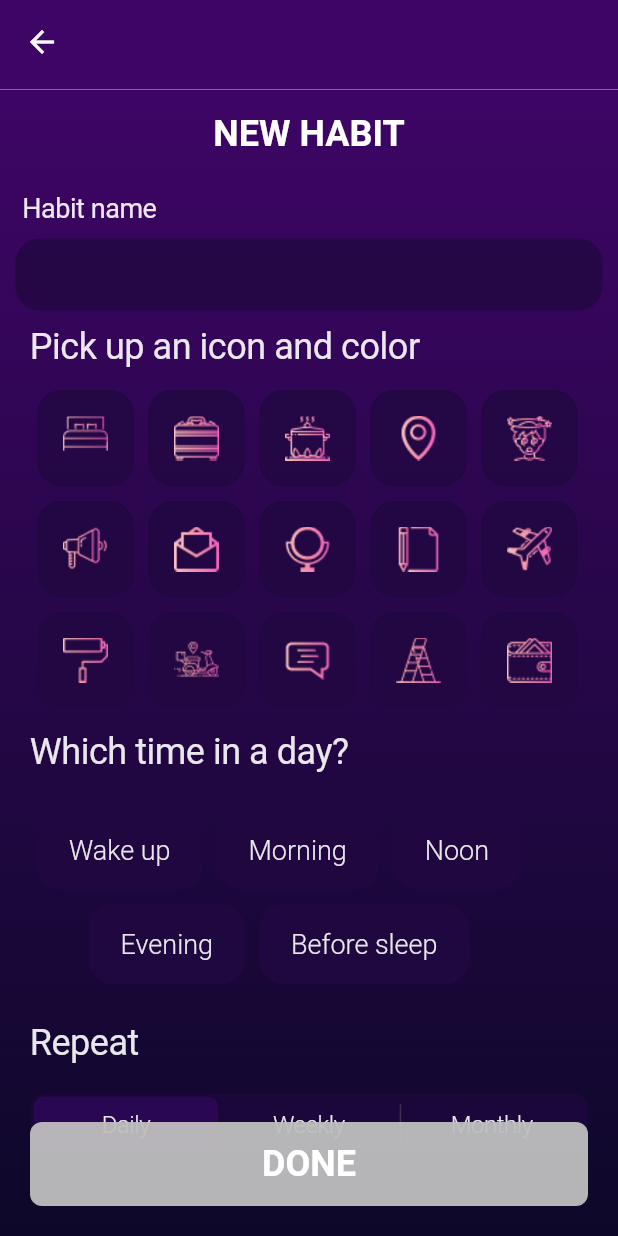
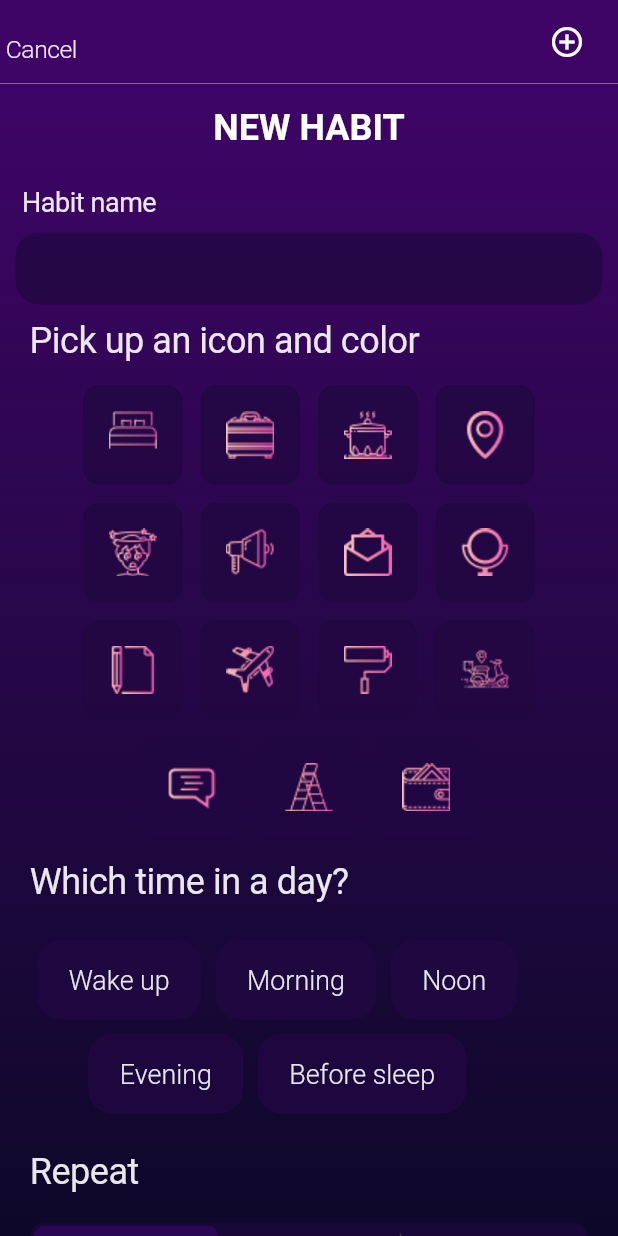
Before and after one commit to GhostuSs/daily_planner, a Flutter app: the AddHabitScreen screen opened by its route, after a tap on "Wake up", on a phone screen of 412 x 824 dp. Run offline on Flutter 3.47's test engine with Material 2 defaults, Android fonts, the phone set to English and light mode, and no system bars; our stand-ins replace flutter_rating_bar, page_transition, shared_preferences, table_calendar; accounts and stored records are empty; Roboto replaces fonts that are missing (JoseFinSans-Light, JosefinSans-Bold, JosefinSans-Light).

Commit message:
'edits V.2'

```diff
--- a/lib/presentation/components/cards/custom_habit_card.dart
+++ b/lib/presentation/components/cards/custom_habit_card.dart
@@ -8,16 +8,19 @@ class CustomHabitCard extends StatelessWidget{
   const CustomHabitCard({Key? key, required this.habit, required this.onTap,required this.isSelected}) : super(key: key);
   @override
   Widget build(BuildContext context) {
+    var height=MediaQuery.of(context).size.height;
+    var width=MediaQuery.of(context).size.width;
+    print('width $width');
     return Padding(
-      padding: const EdgeInsets.symmetric(horizontal: 5,vertical: 5),
+      padding: EdgeInsets.symmetric(horizontal: width>350 ? width*0.015 : width*0.01,vertical: width*0.015),
       child: InkWell(
         onTap: onTap,
         child: Container(
-          padding: const EdgeInsets.symmetric(horizontal: 16),
-          width: 64,
-          height: 64,
+          padding: EdgeInsets.symmetric(horizontal: 5),
+          width: height>895? height*0.07 : height*0.08,
+          height: height>895? height*0.07 : height*0.08,
           decoration: BoxDecoration(
-              borderRadius: BorderRadius.circular(16),
+              borderRadius: BorderRadius.circular(10),
               color: const Color(0xCC210741).withOpacity(0.8),
               border: Border.all(
                   color: isSelected
--- a/lib/presentation/components/cards/habit_card.dart
+++ b/lib/presentation/components/cards/habit_card.dart
@@ -9,14 +9,17 @@ class HabitCard extends StatelessWidget{
   HabitCard({Key? key, required this.onTap,required this.isSelected, required this.data}) : super(key: key);
   @override
   Widget build(BuildContext context) {
+    var height = MediaQuery.of(context).size.height;
+    var width = MediaQuery.of(context).size.width;
+    print(width);
     return Padding(
       padding: const EdgeInsets.symmetric(horizontal: 10,vertical: 5),
       child: InkWell(
         onTap: onTap,
         child: Container(
           padding: const EdgeInsets.symmetric(horizontal: 16),
-          width: 116,
-          height: 104,
+          width: width*0.28,
+          height: height*0.12,
           decoration: BoxDecoration(
               borderRadius: BorderRadius.circular(16),
               color: const Color(0xCC210741).withOpacity(0.8),
@@ -30,7 +33,7 @@ class HabitCard extends StatelessWidget{
             mainAxisAlignment: MainAxisAlignment.center,
             children: [
               Image.asset(imagePath+data.habit!+'.png',scale: 0.9,filterQuality: FilterQuality.high),
-              const SizedBox(height: 10),
+              SizedBox(height: height*0.01),
               Text(
                   reformatHabit(data),
                   textAlign: TextAlign.center,
@@ -38,7 +41,7 @@ class HabitCard extends StatelessWidget{
                       color: Colors.white.withOpacity(0.9),
                       fontWeight: FontWeight.w300,
                       fontFamily: 'JosefinSans-Thin',
-                      fontSize: 14.0
+                      fontSize: height*0.016
                   )
               )
             ],
--- a/lib/presentation/screens/home/add_custom_habit.dart
+++ b/lib/presentation/screens/home/add_custom_habit.dart
@@ -59,13 +59,48 @@ class _AddCustomHabitScreenState extends State<AddCustomHabitScreen> {
 
   @override
   Widget build(BuildContext context) {
+    var width = MediaQuery.of(context).size.width;
     return Scaffold(
-      appBar: const RawAppBar(title: ' ', addBtn: false, backBtn: true),
-      floatingActionButton: Container(
-        padding: const EdgeInsets.all(20),
-        child: DoneButton('DONE', _onPressed, isSelectedHabit),
-      ),
-      floatingActionButtonLocation: FloatingActionButtonLocation.centerDocked,
+      appBar: AppBar(
+        automaticallyImplyLeading: false,
+        leading: Padding(
+          padding: EdgeInsets.only(left: 4,top:10),
+          child: InkWell(
+            child:Row(children: [Text(
+              'Cancel',
+              style: TextStyle(
+                  fontSize:width*0.04,
+                  color: Colors.white.withOpacity(0.9),
+                  fontFamily: 'JosefinSans-Regular',
+                  fontWeight: FontWeight.w300,
+                  letterSpacing: -0.3
+              ),
+            )],),
+            onTap: ()=>Navigator.popAndPushNamed(context, '/'),
+          ),
+        ),
+        shape: Border(
+            bottom: BorderSide(color: textWhite.withOpacity(0.5), width: 0.5)),
+        centerTitle: true,
+        elevation: 0.0,
+        backgroundColor: basePurple,
+        actions: [
+          Padding(
+            padding: const EdgeInsets.only(right: 10),
+            child: IconButton(
+                splashColor: basePurple,
+                highlightColor: basePurple,
+                onPressed: (){},
+                icon: const Icon(
+                  Icons.add_circle_outline_outlined,
+                  color: textWhite,
+                  size: 24,
+                )
+
+            ),
+          )
+        ],
+      ),//const RawAppBar(title: '', addBtn: false, backBtn: true),
       body: Container(
         decoration: const BoxDecoration(gradient: customGradient),
         child: Column(
@@ -82,7 +117,7 @@ class _AddCustomHabitScreenState extends State<AddCustomHabitScreen> {
               ),
             ),
             Padding(
-              padding: EdgeInsets.symmetric(horizontal: 15, vertical: 10),
+              padding: EdgeInsets.symmetric(horizontal: width*0.036, vertical: 10),
               child: Row(
                 children: [
                   Text(
@@ -115,11 +150,10 @@ class _AddCustomHabitScreenState extends State<AddCustomHabitScreen> {
                       Visibility(
                           visible: context.read<PickUpHabits>().data.isNotEmpty,
                           child: Column(
-                            crossAxisAlignment: CrossAxisAlignment.start,
                             children: [
                               Row(
                                 children: [
-                                  const SizedBox(width: 20),
+                                  SizedBox(width: MediaQuery.of(context).size.width*0.048),
                                   Text(
                                     'Pick up an icon and color',
                                     style: TextStyle(
@@ -132,8 +166,8 @@ class _AddCustomHabitScreenState extends State<AddCustomHabitScreen> {
                                 ],
                               ),
                               Padding(
-                                padding: const EdgeInsets.symmetric(
-                                    horizontal: 20, vertical: 10),
+                                padding: EdgeInsets.symmetric(
+                                    horizontal: width*0.04, vertical: width*0.024),
                                 child: Wrap(
                                   crossAxisAlignment: WrapCrossAlignment.center,
                                   alignment: WrapAlignment.center,
@@ -148,7 +182,7 @@ class _AddCustomHabitScreenState extends State<AddCustomHabitScreen> {
                                           isSelectedHabit = List.generate(
                                               15, (index) => false);
                                           isSelectedHabit[i] =
-                                              !isSelectedHabit[i];
+                                          !isSelectedHabit[i];
                                         }),
                                         isSelected: isSelectedHabit[i],
                                       ),
@@ -259,7 +293,10 @@ class _AddCustomHabitScreenState extends State<AddCustomHabitScreen> {
                               )
                             ],
                           )),
-                      const SizedBox(height: 150)
+                      Container(
+                        padding: const EdgeInsets.all(20),
+                        child: DoneButton('DONE', _onPressed, isSelectedHabit)),
+                      const SizedBox(height:100)
                     ],
                   )
                 ],
@@ -312,12 +349,13 @@ class CustomHabitIcon extends StatelessWidget {
       {required this.isSelectedTime, required this.text, this.onTap});
   @override
   Widget build(BuildContext context) {
+    var width = MediaQuery.of(context).size.width;
     return Padding(
       padding: EdgeInsets.symmetric(horizontal: 5, vertical: 5),
       child: InkWell(
         onTap: onTap,
         child: Container(
-          padding: const EdgeInsets.symmetric(vertical: 15, horizontal: 20),
+          padding: EdgeInsets.symmetric(vertical: width*0.036, horizontal: width*0.048),
           decoration: BoxDecoration(
               color: const Color(0xCC210741).withOpacity(0.8),
               border: Border.all(
@@ -328,7 +366,7 @@ class CustomHabitIcon extends StatelessWidget {
           child: Text(text,
               style: TextStyle(
                   color: Colors.white.withOpacity(0.9),
-                  fontSize: 18,
+                  fontSize: width*0.0435,
                   fontWeight: FontWeight.w300,
                   fontFamily: 'JosefinSans-Light')),
         ),
--- a/lib/presentation/screens/home/add_habit.dart
+++ b/lib/presentation/screens/home/add_habit.dart
@@ -42,13 +42,10 @@ class _AddHabitScreenState extends State<AddHabitScreen> {
 
   @override
   Widget build(BuildContext context) {
+    var height = MediaQuery.of(context).size.height;
+    var width = MediaQuery.of(context).size.width;
     return Scaffold(
       appBar: const RawAppBar(title: ' ', addBtn: false,backBtn: true,),
-      floatingActionButton: Container(
-        padding: const EdgeInsets.all(20),
-        child: DoneButton('DONE', _onPressed, isSelected),
-      ),
-      floatingActionButtonLocation: FloatingActionButtonLocation.centerDocked,
       body: Container(
         decoration: const BoxDecoration(gradient: customGradient),
         child: context.read<PickUpHabits>().data.isNotEmpty
@@ -90,10 +87,10 @@ class _AddHabitScreenState extends State<AddHabitScreen> {
                                       onTap: ()=>Navigator.push(context, PageTransition(type: PageTransitionType.rightToLeft,child: const AddCustomHabitScreen())),
                                       label: 'Wake up',
                                     ),
-                                    Wrap(
-                                      crossAxisAlignment:
-                                          WrapCrossAlignment.center,
-                                      alignment: WrapAlignment.center,
+                                    Container(
+                                      height: height*0.15,
+                                      child: ListView(
+                                        scrollDirection: Axis.horizontal,
                                         children: [
                                           for (int i = 0; i < 3; i++)
                                             HabitCard(
@@ -104,6 +101,7 @@ class _AddHabitScreenState extends State<AddHabitScreen> {
                                               isSelected: isSelected[i],
                                             )
                                         ],
+                                      ),
                                     )
                                   ],
                                 )),
@@ -116,20 +114,19 @@ class _AddHabitScreenState extends State<AddHabitScreen> {
                                     label: 'Morning',
                                     onTap: ()=>Navigator.push(context, PageTransition(type: PageTransitionType.rightToLeft,child: const AddCustomHabitScreen())),
                                   ),
-                                  Wrap(
-                                    crossAxisAlignment:
-                                        WrapCrossAlignment.center,
-                                    alignment: WrapAlignment.center,
-                                    children: [
-                                      for (int i = 3; i < 6; i++)
+                                  Container(
+                                    height: height*0.15,
+                                    child: ListView(
+                                      scrollDirection: Axis.horizontal,
+                                      children: [for (int i = 3; i < 6; i++)
                                         HabitCard(
                                           data: context.read<PickUpHabits>().data[i],
                                           onTap: () => setState(() {
                                             isSelected[i] = !isSelected[i];
                                           }),
                                           isSelected: isSelected[i],
-                                        )
-                                    ],
+                                        )],
+                                    ),
                                   )
                                 ],
                               ),
@@ -143,10 +140,10 @@ class _AddHabitScreenState extends State<AddHabitScreen> {
                                     label: 'Noon',
                                     onTap: ()=>Navigator.push(context, PageTransition(type: PageTransitionType.rightToLeft,child: const AddCustomHabitScreen())),
                                   ),
-                                  Wrap(
-                                    crossAxisAlignment:
-                                        WrapCrossAlignment.center,
-                                    alignment: WrapAlignment.center,
+                                  Container(
+                                    height: height*0.15,
+                                    child: ListView(
+                                      scrollDirection: Axis.horizontal,
                                       children: [
                                         for (int i = 6; i <= 8; i++)
                                           HabitCard(
@@ -157,6 +154,7 @@ class _AddHabitScreenState extends State<AddHabitScreen> {
                                             isSelected: isSelected[i],
                                           )
                                       ],
+                                    ),
                                   )
                                 ],
                               ),
@@ -170,10 +168,10 @@ class _AddHabitScreenState extends State<AddHabitScreen> {
                                     onTap: ()=>Navigator.push(context, PageTransition(type: PageTransitionType.rightToLeft,child: const AddCustomHabitScreen())),
                                     label: 'Evening',
                                   ),
-                                  Wrap(
-                                    crossAxisAlignment:
-                                        WrapCrossAlignment.center,
-                                    alignment: WrapAlignment.center,
+                                  Container(
+                                    height: height*0.15,
+                                    child: ListView(
+                                      scrollDirection: Axis.horizontal,
                                       children: [
                                         for (int i = 9; i <= 11; i++)
                                           HabitCard(
@@ -184,6 +182,7 @@ class _AddHabitScreenState extends State<AddHabitScreen> {
                                             isSelected: isSelected[i],
                                           )
                                       ],
+                                    ),
                                   )
                                 ],
                               ),
@@ -195,10 +194,10 @@ class _AddHabitScreenState extends State<AddHabitScreen> {
                                   children: [
                                     RawRow(
                                         onTap: ()=>Navigator.push(context, PageTransition(type: PageTransitionType.rightToLeft,child: const AddCustomHabitScreen())), label: 'Before sleep'),
-                                    Wrap(
-                                      alignment: WrapAlignment.center,
-                                      crossAxisAlignment:
-                                          WrapCrossAlignment.center,
+                                    Container(
+                                      height: height*0.15,
+                                      child: ListView(
+                                        scrollDirection: Axis.horizontal,
                                         children: [
                                           for (int i = 12; i <= 13; i++)
                                             HabitCard(
@@ -209,9 +208,16 @@ class _AddHabitScreenState extends State<AddHabitScreen> {
                                               isSelected: isSelected[i],
                                             )
                                         ],
+                                      ),
                                     )
                                   ],
                                 )),
+                            SizedBox(height: 10),
+                            Container(
+                              padding: const EdgeInsets.all(20),
+                              child: DoneButton('DONE', _onPressed, isSelected),
+                            ),
+                            const SizedBox(height:100)
                           ],
                         )
                       ],
@@ -219,7 +225,7 @@ class _AddHabitScreenState extends State<AddHabitScreen> {
                   )
                 ],
               )
-            : const Text('is empty'),
+            : const Text(''),
       ),
     );
   }
--- a/lib/presentation/screens/settings/settings.dart
+++ b/lib/presentation/screens/settings/settings.dart
@@ -29,7 +29,7 @@ class _SettingsScreen extends State<SettingsScreen>{
         child: Column(
           crossAxisAlignment: CrossAxisAlignment.center,
           children: [
-            RawCard(text: 'Share',onPressed: (){},icon:Icons.share_outlined),
+            RawCard(text: 'Share',onPressed: (){},icon:Icons.share_rounded),
             RawCard(text: 'Privacy policy',onPressed: (){},icon:Icons.check_circle),
             RawCard(text:'Terms of use',onPressed:(){},icon:Icons.info),
             RawCard(text:'Support',onPressed:(){},icon:Icons.help),
--- a/lib/presentation/screens/today/today_screen.dart
+++ b/lib/presentation/screens/today/today_screen.dart
@@ -117,7 +117,7 @@ class _TodayScreen extends State<TodayScreen>{
       return Scaffold(
       appBar: const RawAppBar(
           title:'today',
-          addBtn: false,
+          addBtn: true,
           backBtn: false,
       ),
       body: Container(
```
Also changed, not shown: assets/icons/2x/splash@2x.png (added), assets/icons/3x/splash@3x.png (added), assets/icons/splash.png (added). Lines whose indentation alone changed are shown as unchanged.
